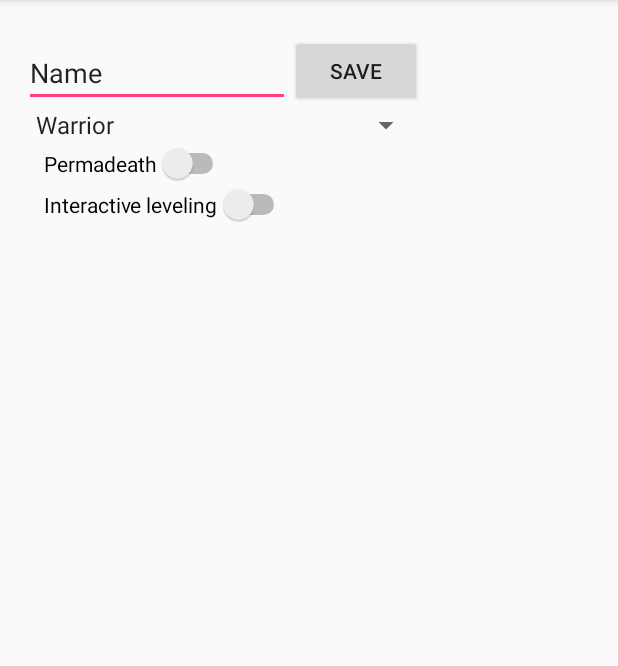
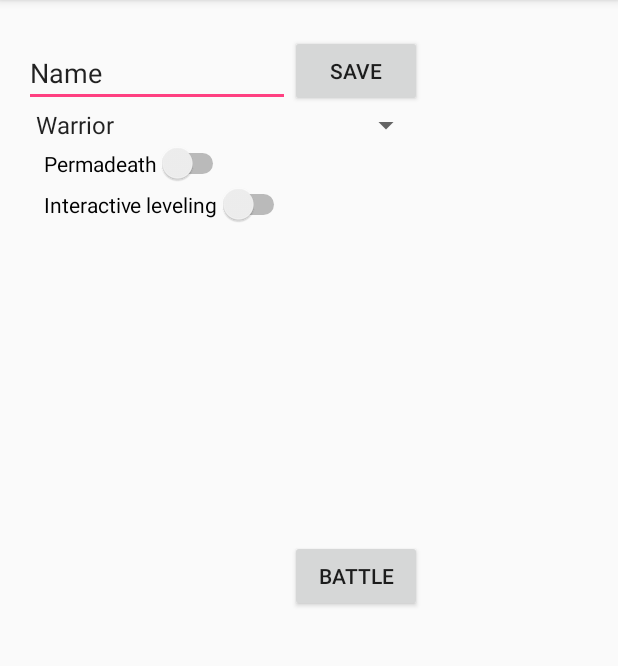
Before and after one commit to amorrisgips/BasicRPG, an Android app: the CharacterScreen screen opened directly, with no data from a screen before it, on a phone screen of 412 x 824 dp, the part 84-750 px from its top. Run offline under Robolectric (Android 15) with nearby library versions, the phone set to English and light mode, and no system bars.

Commit message:
Battle Scene needs work

```diff
--- a/app/src/main/java/com/example/sierra/basicrpg/CharacterScreen.java
+++ b/app/src/main/java/com/example/sierra/basicrpg/CharacterScreen.java
@@ -1,6 +1,8 @@
 package com.example.sierra.basicrpg;
 
+import android.content.Intent;
 import android.content.SharedPreferences;
+import android.os.Parcelable;
 import android.support.v7.app.AppCompatActivity;
 import android.os.Bundle;
 import android.view.View;
@@ -25,12 +27,15 @@ public class CharacterScreen extends AppCompatActivity {
     public String message;
     public Spinner classes;
     public String choice;
+    public Button battle;
+    Character Hero = null;
 
     @Override
     protected void onCreate(Bundle savedInstanceState) {
         super.onCreate(savedInstanceState);
         setContentView(R.layout.activity_character_screen);
 
+        battle = (Button) findViewById(R.id.tobattle);
         charName = (EditText) findViewById(R.id.charName);
         save = (Button) findViewById(R.id.save);
         swip = (Switch) findViewById(R.id.switchP);
@@ -109,7 +114,7 @@ public class CharacterScreen extends AppCompatActivity {
                 wepPref = 2;
         }
 
-        Character Hero = new Character(CharName, hp, mp, armPref, wepPref);
+        Hero = new Character(CharName, hp, mp, armPref, wepPref);
 
 
         SharedPreferences settings = getSharedPreferences(KVFILENAME, 0);
@@ -122,5 +127,10 @@ public class CharacterScreen extends AppCompatActivity {
         Toast.makeText(getApplicationContext(),R.string.saved, Toast.LENGTH_SHORT).show();
     }
 
+    public void toBattle(View view)
+    {
+        Intent intent = new Intent(this,Battle.class);
+        intent.putExtra("Character", Hero);
+    }
 
 }
--- a/app/src/main/res/layout/activity_character_screen.xml
+++ b/app/src/main/res/layout/activity_character_screen.xml
@@ -67,4 +67,13 @@
         android:layout_alignLeft="@+id/switchP"
         android:layout_alignStart="@+id/switchP" />
 
+    <Button
+        android:text="Battle"
+        android:layout_width="wrap_content"
+        android:layout_height="wrap_content"
+        android:layout_centerVertical="true"
+        android:layout_toRightOf="@+id/switchIL"
+        android:layout_toEndOf="@+id/switchIL"
+        android:id="@+id/tobattle" />
+
 </RelativeLayout>
```
Also changed, not shown: app/src/main/java/com/example/sierra/basicrpg/Armor.java (+29 -1 lines), app/src/main/java/com/example/sierra/basicrpg/Battle.java (+14 -0 lines), app/src/main/java/com/example/sierra/basicrpg/MainActivity.java (+7 -0 lines), app/src/main/res/layout/activity_battle.xml (+27 -9 lines), app/src/main/res/layout/activity_main.xml (+13 -0 lines), app/src/main/res/drawable/CharacterBase.png (added).
